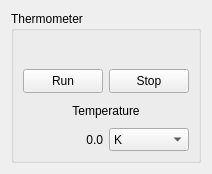
Qt form Scanners/Display_Thermometer.ui (JosephEoff/Grote) before a commit.
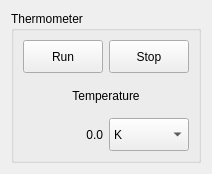
The same form after that commit. Custom widgets are drawn as their Qt base class.

Commit message: Scanner selector implemented

Patch:
```diff
--- a/Scanners/Display_Thermometer.ui
+++ b/Scanners/Display_Thermometer.ui
@@ -32,24 +32,8 @@
       <string>Thermometer</string>
      </property>
      <layout class="QGridLayout" name="gridLayout">
-      <item row="0" column="0" colspan="2">
-       <widget class="ScannerComport" name="comport" native="true">
-        <property name="sizePolicy">
-         <sizepolicy hsizetype="MinimumExpanding" vsizetype="MinimumExpanding">
-          <horstretch>0</horstretch>
-          <verstretch>0</verstretch>
-         </sizepolicy>
-        </property>
-        <property name="minimumSize">
-         <size>
-          <width>0</width>
-          <height>10</height>
-         </size>
-        </property>
-       </widget>
-      </item>
-      <item row="1" column="1">
-       <widget class="QPushButton" name="buttonStop">
+      <item row="3" column="0">
+       <widget class="QLabel" name="labelTemperature">
         <property name="sizePolicy">
          <sizepolicy hsizetype="MinimumExpanding" vsizetype="MinimumExpanding">
           <horstretch>0</horstretch>
@@ -57,11 +41,14 @@
          </sizepolicy>
         </property>
         <property name="text">
-         <string>Stop</string>
+         <string>0.0</string>
+        </property>
+        <property name="alignment">
+         <set>Qt::AlignRight|Qt::AlignTrailing|Qt::AlignVCenter</set>
         </property>
        </widget>
       </item>
-      <item row="3" column="0" colspan="2">
+      <item row="2" column="0" colspan="2">
        <widget class="QLabel" name="label">
         <property name="sizePolicy">
          <sizepolicy hsizetype="MinimumExpanding" vsizetype="MinimumExpanding">
@@ -77,20 +64,7 @@
         </property>
        </widget>
       </item>
-      <item row="1" column="0">
-       <widget class="QPushButton" name="buttonRun">
-        <property name="sizePolicy">
-         <sizepolicy hsizetype="MinimumExpanding" vsizetype="MinimumExpanding">
-          <horstretch>0</horstretch>
-          <verstretch>0</verstretch>
-         </sizepolicy>
-        </property>
-        <property name="text">
-         <string>Run</string>
-        </property>
-       </widget>
-      </item>
-      <item row="4" column="1">
+      <item row="3" column="1">
        <widget class="QComboBox" name="comboBoxUnit">
         <property name="sizePolicy">
          <sizepolicy hsizetype="MinimumExpanding" vsizetype="MinimumExpanding">
@@ -118,8 +92,8 @@
         </item>
        </widget>
       </item>
-      <item row="4" column="0">
-       <widget class="QLabel" name="labelTemperature">
+      <item row="0" column="0">
+       <widget class="QPushButton" name="buttonRun">
         <property name="sizePolicy">
          <sizepolicy hsizetype="MinimumExpanding" vsizetype="MinimumExpanding">
           <horstretch>0</horstretch>
@@ -127,10 +101,20 @@
          </sizepolicy>
         </property>
         <property name="text">
-         <string>0.0</string>
+         <string>Run</string>
         </property>
-        <property name="alignment">
-         <set>Qt::AlignRight|Qt::AlignTrailing|Qt::AlignVCenter</set>
+       </widget>
+      </item>
+      <item row="0" column="1">
+       <widget class="QPushButton" name="buttonStop">
+        <property name="sizePolicy">
+         <sizepolicy hsizetype="MinimumExpanding" vsizetype="MinimumExpanding">
+          <horstretch>0</horstretch>
+          <verstretch>0</verstretch>
+         </sizepolicy>
+        </property>
+        <property name="text">
+         <string>Stop</string>
         </property>
        </widget>
       </item>
@@ -139,14 +123,6 @@
    </item>
   </layout>
  </widget>
- <customwidgets>
-  <customwidget>
-   <class>ScannerComport</class>
-   <extends>QWidget</extends>
-   <header location="global">ScannerComport</header>
-   <container>1</container>
-  </customwidget>
- </customwidgets>
  <resources/>
  <connections/>
 </ui>
```
The commit also changes 23 other files.
